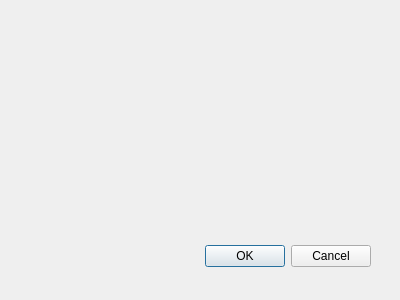
Old version of the form src/web-app/eventpopup.ui in the repository Aesylwinn/software-engineering.
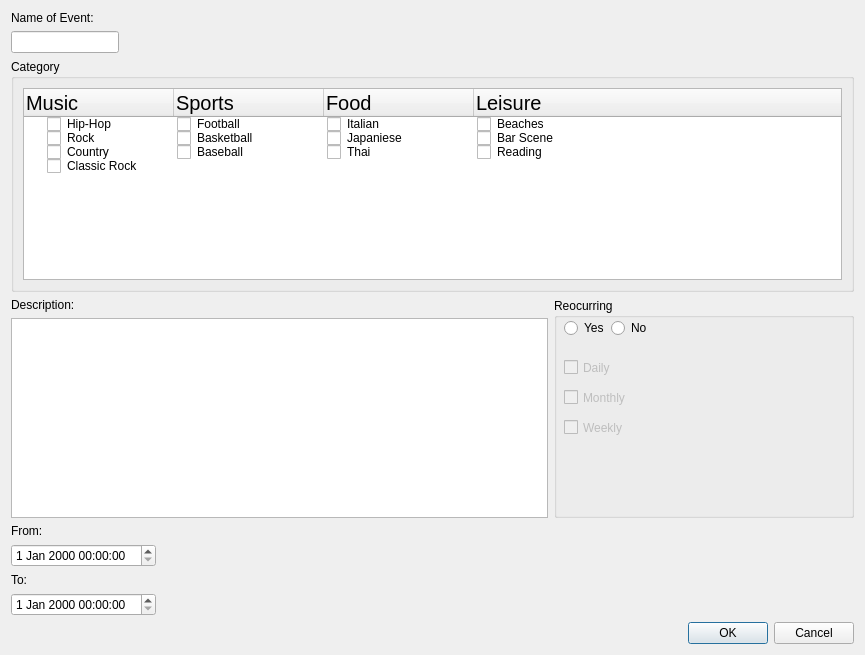
New version of the form.

Commit message: Added create event layout

```diff
--- a/src/web-app/eventpopup.ui
+++ b/src/web-app/eventpopup.ui
@@ -8,29 +8,340 @@
    <rect>
     <x>0</x>
     <y>0</y>
-    <width>400</width>
-    <height>300</height>
+    <width>865</width>
+    <height>655</height>
    </rect>
   </property>
   <property name="windowTitle">
    <string>Dialog</string>
   </property>
-  <widget class="QDialogButtonBox" name="buttonBox">
-   <property name="geometry">
-    <rect>
-     <x>30</x>
-     <y>240</y>
-     <width>341</width>
-     <height>32</height>
-    </rect>
+  <layout class="QFormLayout" name="formLayout">
+   <property name="rowWrapPolicy">
+    <enum>QFormLayout::DontWrapRows</enum>
    </property>
-   <property name="orientation">
-    <enum>Qt::Horizontal</enum>
-   </property>
-   <property name="standardButtons">
-    <set>QDialogButtonBox::Cancel|QDialogButtonBox::Ok</set>
-   </property>
-  </widget>
+   <item row="0" column="0">
+    <layout class="QVBoxLayout" name="verticalLayout">
+     <item>
+      <widget class="QLabel" name="eventName">
+       <property name="text">
+        <string>Name of Event:</string>
+       </property>
+      </widget>
+     </item>
+     <item>
+      <widget class="QLineEdit" name="lineEdit"/>
+     </item>
+    </layout>
+   </item>
+   <item row="2" column="0">
+    <layout class="QVBoxLayout" name="verticalLayout_6">
+     <item>
+      <layout class="QVBoxLayout" name="verticalLayout_3">
+       <item>
+        <widget class="QLabel" name="label_2">
+         <property name="text">
+          <string>From:</string>
+         </property>
+        </widget>
+       </item>
+       <item>
+        <widget class="QDateTimeEdit" name="fromDate"/>
+       </item>
+      </layout>
+     </item>
+     <item>
+      <layout class="QVBoxLayout" name="verticalLayout_4">
+       <item>
+        <widget class="QLabel" name="label_3">
+         <property name="enabled">
+          <bool>true</bool>
+         </property>
+         <property name="text">
+          <string>To:</string>
+         </property>
+        </widget>
+       </item>
+       <item>
+        <widget class="QDateTimeEdit" name="toDate"/>
+       </item>
+      </layout>
+     </item>
+    </layout>
+   </item>
+   <item row="3" column="1">
+    <widget class="QDialogButtonBox" name="buttonBox">
+     <property name="orientation">
+      <enum>Qt::Horizontal</enum>
+     </property>
+     <property name="standardButtons">
+      <set>QDialogButtonBox::Cancel|QDialogButtonBox::Ok</set>
+     </property>
+    </widget>
+   </item>
+   <item row="1" column="0" colspan="2">
+    <layout class="QVBoxLayout" name="verticalLayout_7" stretch="0,0">
+     <item>
+      <widget class="QGroupBox" name="groupBox">
+       <property name="title">
+        <string>Category</string>
+       </property>
+       <layout class="QVBoxLayout" name="verticalLayout_5">
+        <item>
+         <widget class="QTreeWidget" name="category">
+          <property name="lineWidth">
+           <number>1</number>
+          </property>
+          <property name="autoExpandDelay">
+           <number>-1</number>
+          </property>
+          <property name="itemsExpandable">
+           <bool>true</bool>
+          </property>
+          <property name="wordWrap">
+           <bool>false</bool>
+          </property>
+          <attribute name="headerDefaultSectionSize">
+           <number>150</number>
+          </attribute>
+          <column>
+           <property name="text">
+            <string>Music</string>
+           </property>
+           <property name="font">
+            <font>
+             <pointsize>15</pointsize>
+            </font>
+           </property>
+          </column>
+          <column>
+           <property name="text">
+            <string>Sports</string>
+           </property>
+           <property name="font">
+            <font>
+             <pointsize>15</pointsize>
+            </font>
+           </property>
+          </column>
+          <column>
+           <property name="text">
+            <string>Food</string>
+           </property>
+           <property name="font">
+            <font>
+             <pointsize>15</pointsize>
+            </font>
+           </property>
+          </column>
+          <column>
+           <property name="text">
+            <string>Leisure</string>
+           </property>
+           <property name="font">
+            <font>
+             <pointsize>15</pointsize>
+            </font>
+           </property>
+          </column>
+          <item>
+           <property name="text">
+            <string>Hip-Hop</string>
+           </property>
+           <property name="checkState">
+            <enum>Unchecked</enum>
+           </property>
+           <property name="text">
+            <string>Football</string>
+           </property>
+           <property name="checkState">
+            <enum>Unchecked</enum>
+           </property>
+           <property name="text">
+            <string>Italian</string>
+           </property>
+           <property name="checkState">
+            <enum>Unchecked</enum>
+           </property>
+           <property name="text">
+            <string>Beaches</string>
+           </property>
+           <property name="checkState">
+            <enum>Unchecked</enum>
+           </property>
+          </item>
+          <item>
+           <property name="text">
+            <string>Rock</string>
+           </property>
+           <property name="checkState">
+            <enum>Unchecked</enum>
+           </property>
+           <property name="text">
+            <string>Basketball</string>
+           </property>
+           <property name="checkState">
+            <enum>Unchecked</enum>
+           </property>
+           <property name="text">
+            <string>Japaniese</string>
+           </property>
+           <property name="checkState">
+            <enum>Unchecked</enum>
+           </property>
+           <property name="text">
+            <string>Bar Scene</string>
+           </property>
+           <property name="checkState">
+            <enum>Unchecked</enum>
+           </property>
+          </item>
+          <item>
+           <property name="text">
+            <string>Country</string>
+           </property>
+           <property name="checkState">
+            <enum>Unchecked</enum>
+           </property>
+           <property name="text">
+            <string>Baseball</string>
+           </property>
+           <property name="checkState">
+            <enum>Unchecked</enum>
+           </property>
+           <property name="text">
+            <string>Thai</string>
+           </property>
+           <property name="checkState">
+            <enum>Unchecked</enum>
+           </property>
+           <property name="text">
+            <string>Reading</string>
+           </property>
+           <property name="checkState">
+            <enum>Unchecked</enum>
+           </property>
+          </item>
+          <item>
+           <property name="text">
+            <string>Classic Rock</string>
+           </property>
+           <property name="checkState">
+            <enum>Unchecked</enum>
+           </property>
+          </item>
+         </widget>
+        </item>
+       </layout>
+      </widget>
+     </item>
+     <item>
+      <layout class="QHBoxLayout" name="horizontalLayout_2">
+       <item>
+        <layout class="QVBoxLayout" name="verticalLayout_2">
+         <item>
+          <widget class="QLabel" name="label">
+           <property name="text">
+            <string>Description:</string>
+           </property>
+          </widget>
+         </item>
+         <item>
+          <widget class="QTextEdit" name="descriptionText"/>
+         </item>
+        </layout>
+       </item>
+       <item>
+        <widget class="QGroupBox" name="groupBox_2">
+         <property name="minimumSize">
+          <size>
+           <width>300</width>
+           <height>0</height>
+          </size>
+         </property>
+         <property name="title">
+          <string>Reocurring</string>
+         </property>
+         <widget class="QCheckBox" name="daily">
+          <property name="enabled">
+           <bool>false</bool>
+          </property>
+          <property name="geometry">
+           <rect>
+            <x>10</x>
+            <y>60</y>
+            <width>72</width>
+            <height>19</height>
+           </rect>
+          </property>
+          <property name="text">
+           <string>Daily</string>
+          </property>
+         </widget>
+         <widget class="QCheckBox" name="monthly">
+          <property name="enabled">
+           <bool>false</bool>
+          </property>
+          <property name="geometry">
+           <rect>
+            <x>10</x>
+            <y>90</y>
+            <width>72</width>
+            <height>19</height>
+           </rect>
+          </property>
+          <property name="text">
+           <string>Monthly</string>
+          </property>
+         </widget>
+         <widget class="QCheckBox" name="weekly">
+          <property name="enabled">
+           <bool>false</bool>
+          </property>
+          <property name="geometry">
+           <rect>
+            <x>10</x>
+            <y>120</y>
+            <width>72</width>
+            <height>19</height>
+           </rect>
+          </property>
+          <property name="text">
+           <string>Weekly</string>
+          </property>
+         </widget>
+         <widget class="QWidget" name="">
+          <property name="geometry">
+           <rect>
+            <x>10</x>
+            <y>20</y>
+            <width>88</width>
+            <height>21</height>
+           </rect>
+          </property>
+          <layout class="QHBoxLayout" name="horizontalLayout">
+           <item>
+            <widget class="QRadioButton" name="yes">
+             <property name="text">
+              <string>Yes</string>
+             </property>
+            </widget>
+           </item>
+           <item>
+            <widget class="QRadioButton" name="no">
+             <property name="text">
+              <string>No</string>
+             </property>
+            </widget>
+           </item>
+          </layout>
+         </widget>
+        </widget>
+       </item>
+      </layout>
+     </item>
+    </layout>
+   </item>
+  </layout>
  </widget>
  <pixmapfunction/>
  <resources/>
```
Left out of the diff: 5 changed lines with no effect on the pictures. The commit also changes 1 other file.
